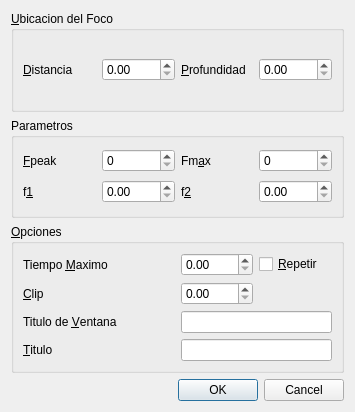
The window that Dialogs/simulparams.ui (edvelezg/viper-sugui) describes before a commit, drawn with Qt 5.
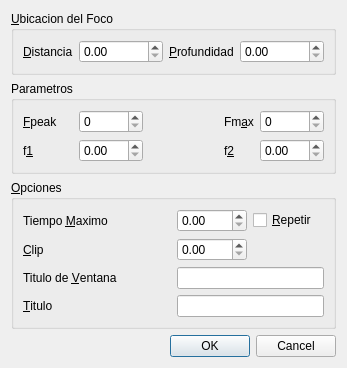
The same window after the commit.

```diff
--- a/Dialogs/simulparams.ui
+++ b/Dialogs/simulparams.ui
@@ -5,8 +5,8 @@
    <rect>
     <x>0</x>
     <y>0</y>
-    <width>355</width>
-    <height>412</height>
+    <width>261</width>
+    <height>327</height>
    </rect>
   </property>
   <property name="windowTitle" >
@@ -30,9 +30,16 @@
        </widget>
       </item>
       <item row="0" column="1" >
-       <widget class="QDoubleSpinBox" name="sbDistance" />
+       <widget class="QDoubleSpinBox" name="sbDistance" >
+        <property name="maximum" >
+         <double>999999.989999999990687</double>
+        </property>
+        <property name="singleStep" >
+         <double>10.000000000000000</double>
+        </property>
+       </widget>
       </item>
-      <item row="0" column="2" >
+      <item row="0" column="3" >
        <widget class="QLabel" name="label_6" >
         <property name="text" >
          <string>&amp;Profundidad</string>
@@ -42,8 +49,28 @@
         </property>
        </widget>
       </item>
-      <item row="0" column="3" >
-       <widget class="QDoubleSpinBox" name="sbDepth" />
+      <item row="0" column="4" >
+       <widget class="QDoubleSpinBox" name="sbDepth" >
+        <property name="maximum" >
+         <double>999999.989999999990687</double>
+        </property>
+        <property name="singleStep" >
+         <double>10.000000000000000</double>
+        </property>
+       </widget>
+      </item>
+      <item row="0" column="2" >
+       <spacer name="horizontalSpacer" >
+        <property name="orientation" >
+         <enum>Qt::Horizontal</enum>
+        </property>
+        <property name="sizeHint" stdset="0" >
+         <size>
+          <width>40</width>
+          <height>20</height>
+         </size>
+        </property>
+       </spacer>
       </item>
      </layout>
     </widget>
@@ -57,7 +84,7 @@
       <item row="0" column="0" >
        <widget class="QLabel" name="label_7" >
         <property name="text" >
-         <string>&amp;Fpeak</string>
+         <string>&amp;Fpeak     </string>
         </property>
         <property name="buddy" >
          <cstring>sbFpeak</cstring>
@@ -67,7 +94,7 @@
       <item row="0" column="1" >
        <widget class="QSpinBox" name="sbFpeak" />
       </item>
-      <item row="0" column="2" >
+      <item row="0" column="3" >
        <widget class="QLabel" name="label_8" >
         <property name="text" >
          <string>Fm&amp;ax</string>
@@ -77,7 +104,7 @@
         </property>
        </widget>
       </item>
-      <item row="0" column="3" >
+      <item row="0" column="4" >
        <widget class="QSpinBox" name="sbFmax" />
       </item>
       <item row="1" column="0" >
@@ -91,9 +118,13 @@
        </widget>
       </item>
       <item row="1" column="1" >
-       <widget class="QDoubleSpinBox" name="sbDistance_2" />
+       <widget class="QDoubleSpinBox" name="sbDistance_2" >
+        <property name="maximum" >
+         <double>999.990000000000009</double>
+        </property>
+       </widget>
       </item>
-      <item row="1" column="2" >
+      <item row="1" column="3" >
        <widget class="QLabel" name="label_10" >
         <property name="text" >
          <string>f&amp;2</string>
@@ -103,8 +134,25 @@
         </property>
        </widget>
       </item>
-      <item row="1" column="3" >
-       <widget class="QDoubleSpinBox" name="sbDepth_2" />
+      <item row="1" column="4" >
+       <widget class="QDoubleSpinBox" name="sbDepth_2" >
+        <property name="maximum" >
+         <double>999.990000000000009</double>
+        </property>
+       </widget>
+      </item>
+      <item row="0" column="2" >
+       <spacer name="horizontalSpacer_2" >
+        <property name="orientation" >
+         <enum>Qt::Horizontal</enum>
+        </property>
+        <property name="sizeHint" stdset="0" >
+         <size>
+          <width>40</width>
+          <height>20</height>
+         </size>
+        </property>
+       </spacer>
       </item>
      </layout>
     </widget>
```
